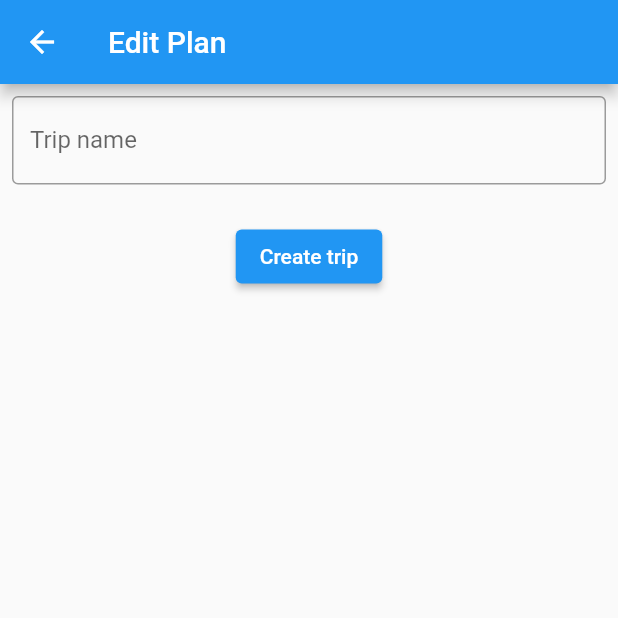
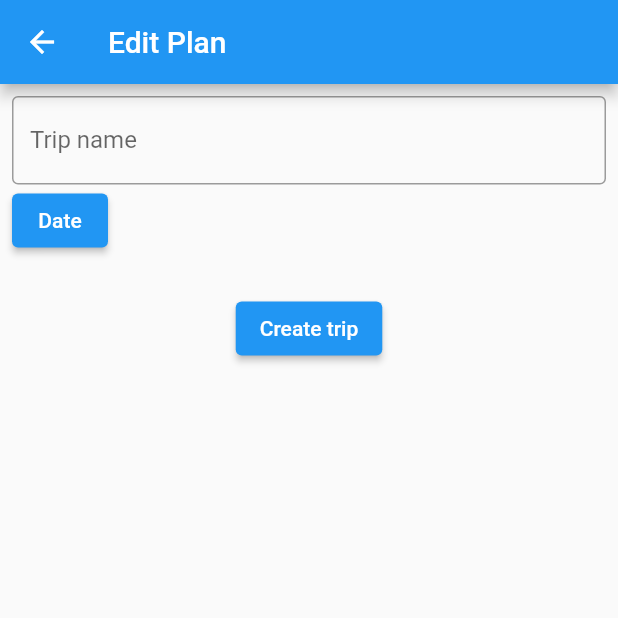
Before and after one commit to jlbrooks/backcountry_plan, a Flutter app: the CreateTripPage screen opened directly, on a phone screen of 412 x 824 dp, the top half of it. Run offline on Flutter 3.47's test engine with Material 2 defaults, Android fonts, the phone set to English and light mode, and no system bars; our stand-ins replace sqflite; accounts and stored records are empty.

Commit message:
Save date with trip

```diff
--- a/lib/models.dart
+++ b/lib/models.dart
@@ -2,6 +2,7 @@ import 'dart:core';
 
 import 'package:backcountry_plan/db.dart';
 import 'package:sqflite/sqflite.dart';
+import 'package:intl/intl.dart';
 
 abstract class BaseModel {
   int id;
@@ -64,6 +65,14 @@ abstract class BaseProvider<T extends BaseModel> {
     return maps.map((e) => fromMap(e)).toList();
   }
 
+  String serializeDateTime(DateTime dt) {
+    return dt.toUtc().toIso8601String();
+  }
+
+  DateTime deserializeDateTime(String s) {
+    return DateTime.tryParse(s).toLocal();
+  }
+
   Map<String, dynamic> toMap(T trip);
 
   T fromMap(Map e);
@@ -73,12 +82,14 @@ class TripModelProvider extends BaseProvider<TripModel> {
   static final String _tableName = "backcountry_trip";
   static final String _columnId = "id";
   static final String _columnName = "name";
-  static final List<String> _columns = [_columnId, _columnName];
+  static final String _columnDate = "date";
+  static final List<String> _columns = [_columnId, _columnName, _columnDate];
 
   static final String createStatement = '''
                                         CREATE TABLE $_tableName (
                                           $_columnId INTEGER PRIMARY KEY,
-                                          $_columnName TEXT
+                                          $_columnName TEXT,
+                                          $_columnDate TEXT
                                         )
                                         ''';
 
@@ -95,7 +106,10 @@ class TripModelProvider extends BaseProvider<TripModel> {
   }
 
   Map<String, dynamic> toMap(TripModel trip) {
-    var map = <String, dynamic>{_columnName: trip.name};
+    var map = <String, dynamic>{
+      _columnName: trip.name,
+      _columnDate: serializeDateTime(trip.date),
+    };
 
     if (trip.id != null) {
       map[_columnId] = trip.id;
@@ -108,16 +122,22 @@ class TripModelProvider extends BaseProvider<TripModel> {
     return TripModel(
       id: e[_columnId],
       name: e[_columnName],
+      date: deserializeDateTime(e[_columnDate]),
     );
   }
 }
 
 class TripModel extends BaseModel {
   String name;
+  DateTime date;
   int planId;
   PlanModel plan;
 
-  TripModel({id, this.name, this.planId, this.plan}) : super(id: id);
+  String friendlyDate() {
+    return DateFormat.yMMMd().format(date);
+  }
+
+  TripModel({id, this.name, this.date, this.planId, this.plan}) : super(id: id);
 }
 
 class PlanModel extends BaseModel {
--- a/lib/trip.dart
+++ b/lib/trip.dart
@@ -112,6 +112,7 @@ class TripListItem extends StatelessWidget {
     return Card(
       child: ListTile(
         title: Text(trip.name),
+        subtitle: Text(trip.friendlyDate()),
         trailing: Icon(Icons.chevron_right),
         onTap: () {
           onTapped(context, trip);
@@ -136,9 +137,36 @@ class CreateTripPage extends StatelessWidget {
   }
 }
 
-class CreateTripForm extends StatelessWidget {
+class CreateTripForm extends StatefulWidget {
+  CreateTripForm({Key key}) : super(key: key);
+
+  @override
+  _CreateTripFormState createState() => _CreateTripFormState();
+}
+
+class _CreateTripFormState extends State<CreateTripForm> {
   final _formKey = GlobalKey<FormState>();
+  DateTime tripDate;
   final TextEditingController tripNameTextController = TextEditingController();
+
+  @override
+  void initState() {
+    super.initState();
+
+    tripDate = DateTime.now();
+  }
+
+  _showDatePicker(BuildContext context) async {
+    final picked = await showDatePicker(
+      context: context,
+      initialDate: tripDate,
+      firstDate: DateTime(1900),
+      lastDate: DateTime(2100),
+    );
+    setState(() {
+      tripDate = picked;
+    });
+  }
 
   @override
   Widget build(BuildContext context) {
@@ -163,13 +191,17 @@ class CreateTripForm extends StatelessWidget {
               return null;
             },
           ),
+          ElevatedButton(
+            onPressed: () => _showDatePicker(context),
+            child: Text('Date'),
+          ),
           SizedBox(height: 24),
           Center(
             child: ElevatedButton(
               onPressed: () {
                 if (_formKey.currentState.validate()) {
                   var name = tripNameTextController.text;
-                  var trip = TripModel(name: name);
+                  var trip = TripModel(name: name, date: tripDate);
                   Navigator.pop(context, trip);
                 }
               },
--- a/pubspec.yaml
+++ b/pubspec.yaml
@@ -26,6 +26,7 @@ dependencies:
 
   provider: ^4.0.0
   sqflite: ^1.3.0
+  intl: ^0.16.1
 
 
   # The following adds the Cupertino Icons font to your application.
```
Also changed, not shown: pubspec.lock.
